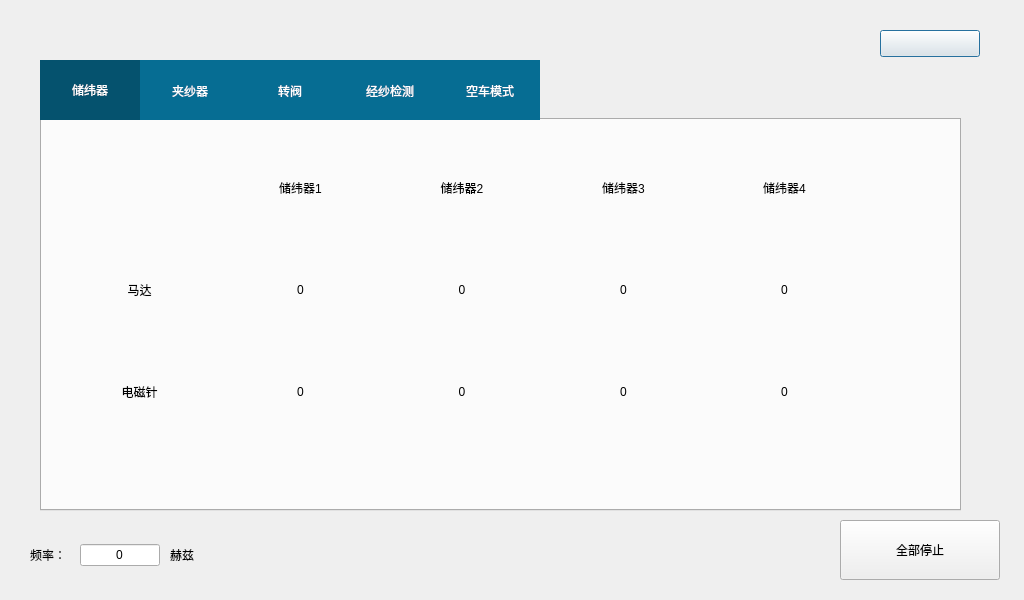
This is mark1/testfunction.ui in Avaloqi/release as Qt 5 draws it before an edit. The edited form follows.
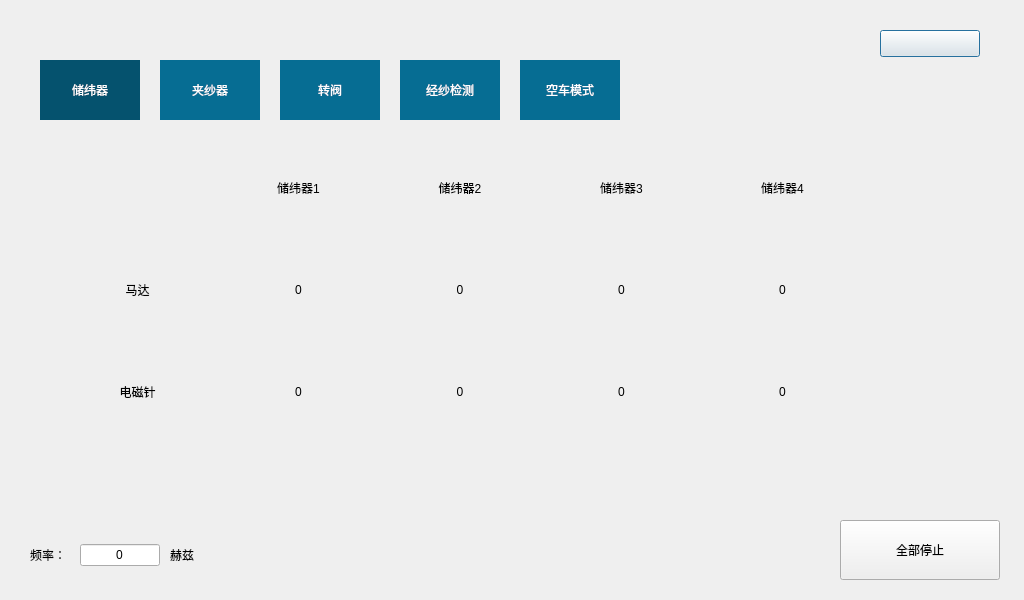
This is the edited form.

Patch:
```diff
--- a/mark1/testfunction.ui
+++ b/mark1/testfunction.ui
@@ -36,7 +36,10 @@
     </rect>
    </property>
    <property name="styleSheet">
-    <string notr="true">QTabBar::tab{min-height:60px;min-width:100px}
+    <string notr="true">QTabBar::tab{height:60px;min-width:100px;margin-right:20px;}
+QTabWidget::pane{
+	border:none;
+}
 QTabBar::tab{background-color:#066d93;color:white}
 QTabBar::tab::selected{background-color:#05526e;color:white}</string>
    </property>
```
